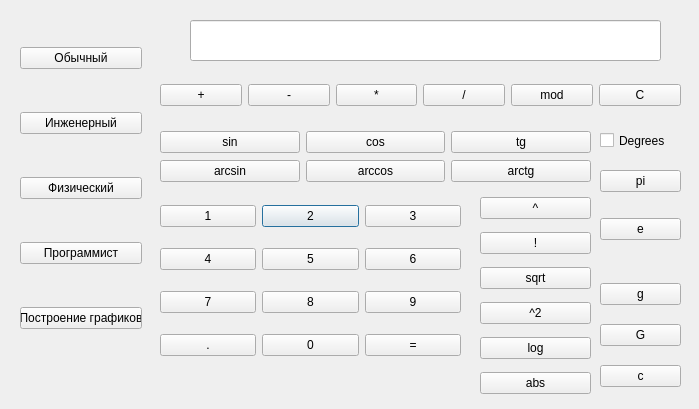
Qt form Physics.ui (Dmitry315/Calculator) before a commit.
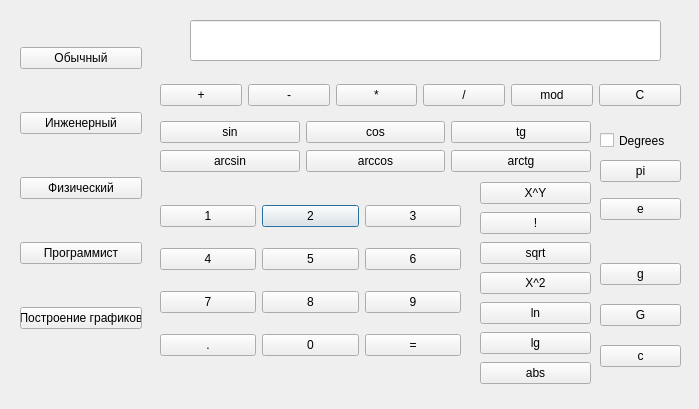
The same form after that commit.

```diff
--- a/Physics.ui
+++ b/Physics.ui
@@ -177,23 +177,16 @@
    <property name="geometry">
     <rect>
      <x>480</x>
-     <y>190</y>
+     <y>180</y>
      <width>111</width>
      <height>211</height>
     </rect>
    </property>
    <layout class="QGridLayout" name="gridLayout_3">
-    <item row="6" column="0">
-     <widget class="QPushButton" name="btn_abs">
-      <property name="text">
-       <string>abs</string>
-      </property>
-     </widget>
-    </item>
     <item row="4" column="0">
      <widget class="QPushButton" name="btn_powto2">
       <property name="text">
-       <string>^2</string>
+       <string>X^2</string>
       </property>
      </widget>
     </item>
@@ -204,6 +197,13 @@
       </property>
      </widget>
     </item>
+    <item row="1" column="0">
+     <widget class="QPushButton" name="btn_pow">
+      <property name="text">
+       <string>X^Y</string>
+      </property>
+     </widget>
+    </item>
     <item row="3" column="0">
      <widget class="QPushButton" name="btn_sqrt">
       <property name="text">
@@ -211,17 +211,24 @@
       </property>
      </widget>
     </item>
-    <item row="1" column="0">
-     <widget class="QPushButton" name="btn_pow">
-      <property name="text">
-       <string>^</string>
-      </property>
-     </widget>
-    </item>
     <item row="5" column="0">
      <widget class="QPushButton" name="btn_log">
       <property name="text">
-       <string>log</string>
+       <string>ln</string>
+      </property>
+     </widget>
+    </item>
+    <item row="7" column="0">
+     <widget class="QPushButton" name="btn_abs">
+      <property name="text">
+       <string>abs</string>
+      </property>
+     </widget>
+    </item>
+    <item row="6" column="0">
+     <widget class="QPushButton" name="btn_lg">
+      <property name="text">
+       <string>lg</string>
       </property>
      </widget>
     </item>
@@ -278,7 +285,7 @@
    <property name="geometry">
     <rect>
      <x>160</x>
-     <y>130</y>
+     <y>120</y>
      <width>431</width>
      <height>54</height>
     </rect>
@@ -334,7 +341,7 @@
      <x>600</x>
      <y>150</y>
      <width>81</width>
-     <height>111</height>
+     <height>81</height>
     </rect>
    </property>
    <layout class="QGridLayout" name="gridLayout_6">
@@ -371,7 +378,7 @@
    <property name="geometry">
     <rect>
      <x>600</x>
-     <y>270</y>
+     <y>250</y>
      <width>81</width>
      <height>131</height>
     </rect>
```
Left out of the diff: 2 changed lines with no effect on the pictures.
